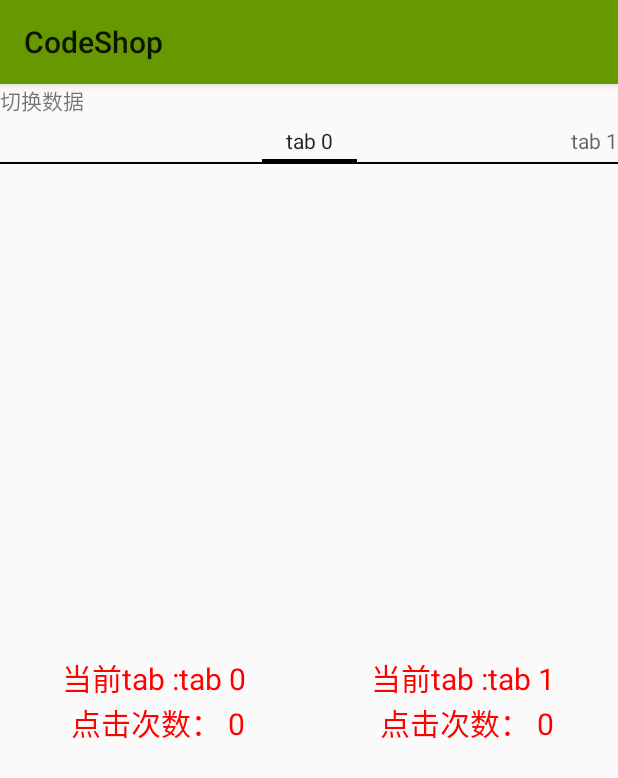
After one commit to binye33333/android, an Android app: the FragmentDataRefresh screen opened directly, with no data from a screen before it, on a phone screen of 412 x 824 dp. The commit adds this screen. Shown: the top 778 px of the screen. Run offline under Robolectric (Android 15) with nearby library versions, the phone set to English and light mode, and no system bars.

Commit message:
提交一个Viewpager的demo，配合源码分析的例子

```diff
--- a/app/src/main/AndroidManifest.xml
+++ b/app/src/main/AndroidManifest.xml
@@ -66,11 +66,15 @@
         <activity
             android:name=".viewpager.ViewPagerDemo"
             android:screenOrientation="portrait"
-            android:theme="@style/Theme.AppCompat.Light.NoActionBar" />
+            android:theme="@android:style/Theme.Holo.Light.DarkActionBar" />
         <activity
             android:name=".ProgressBarTest"
             android:screenOrientation="portrait" />
         <activity android:name=".BannerTabTest"></activity>
+
+        <activity
+            android:name=".FragmentDataRefresh"
+            android:screenOrientation="portrait" />
     </application>
 
 </manifest>
--- /dev/null
+++ b/app/src/main/java/com/teach/yo/codeshop/FragmentDataRefresh.java
@@ -0,0 +1,155 @@
+package com.teach.yo.codeshop;
+
+import android.os.Bundle;
+import android.support.annotation.Nullable;
+import android.support.v4.app.Fragment;
+import android.support.v4.app.FragmentManager;
+import android.support.v4.app.FragmentStatePagerAdapter;
+import android.support.v4.view.PagerTabStrip;
+import android.support.v4.view.ViewPager;
+import android.support.v7.app.AppCompatActivity;
+import android.view.View;
+import android.widget.TextView;
+
+import com.teach.yo.codeshop.adapter.FragmentAdapterRefresh;
+import com.teach.yo.codeshop.bean.FragmentInfo;
+
+import java.util.ArrayList;
+import java.util.List;
+
+/**
+ * Created by chenyou729 on 16/11/14.
+ */
+
+public class FragmentDataRefresh extends AppCompatActivity implements View.OnClickListener {
+
+
+    private FragmentAdapterRefresh mAdapter;
+
+    private ViewPager mViewPager;
+
+    private PagerTabStrip mPagerTabStrip;
+
+    private TextView mButton;
+
+    private List<FragmentInfo> mData = new ArrayList<>();
+
+    private int clickCount;
+
+    @Override
+    protected void onCreate(@Nullable Bundle savedInstanceState) {
+        super.onCreate(savedInstanceState);
+
+        setContentView(R.layout.test_fragment_pager_layout);
+
+
+        mButton = (TextView) findViewById(R.id.TextView);
+        mButton.setOnClickListener(this);
+        mViewPager = (ViewPager) findViewById(R.id.ViewPager);
+        mPagerTabStrip = (PagerTabStrip) findViewById(R.id.PagerTabStrip);
+
+        mAdapter = new FragmentAdapter(getSupportFragmentManager());
+        mViewPager.setAdapter(mAdapter);
+        changeData();
+    }
+
+    @Override
+    public void onClick(View v) {
+        switch (v.getId()) {
+            case R.id.TextView:
+                changeData();
+                break;
+        }
+
+    }
+
+    private void changeData() {
+        mData.clear();
+
+        if (clickCount % 2 == 0) {
+            for (int i = 0; i < 9; i++) {
+                FragmentInfo info = new FragmentInfo();
+                info.name = "tab " + i;
+                info.position = i;
+                info.id = i;
+                mData.add(info);
+            }
+        } else {
+            for (int i = 8; i >= 0; i--) {
+                FragmentInfo info = new FragmentInfo();
+                info.name = "tab " + i;
+                info.position = i;
+                info.id = i;
+                mData.add(info);
+            }
+        }
+
+        mAdapter.notifyDataSetChanged();
+        clickCount++;
+    }
+
+
+    class FragmentAdapter extends FragmentAdapterRefresh {
+
+        public FragmentAdapter(FragmentManager fm) {
+            super(fm);
+        }
+
+
+        @Override
+        protected int getKeyByPosition(int position) {
+            return mData.get(position).id;
+        }
+
+
+        @Override
+        protected int getPositionByKey(int key) {
+            for (int i = 0; i < mData.size(); i++) {
+                FragmentInfo info = mData.get(i);
+                if (info.id == key) {
+                    return i;
+                }
+            }
+            return super.getPositionByKey(key);
+        }
+
+        @Override
+        public Fragment getItem(int key) {
+            TextShowFragment fragment = new TextShowFragment();
+            Bundle bundle = new Bundle();
+            bundle.putSerializable(TextShowFragment.PARAM_KEY, mData.get(getPositionByKey(key)));
+            fragment.setArguments(bundle);
+            return fragment;
+        }
+
+        @Override
+        public int getCount() {
+            return mData.size();
+        }
+
+
+        @Override
+        public CharSequence getPageTitle(int position) {
+            return mData.get(position).name;
+        }
+
+        @Override
+        public float getPageWidth(int position) {
+            return 0.5f;
+        }
+
+        @Override
+        public int getItemPosition(Object object) {
+            TextShowFragment fragment = (TextShowFragment) object;
+            for (int i = 0; i < mData.size(); i++) {
+                FragmentInfo info = mData.get(i);
+                if (info.id == fragment.getFragmentInfo().id) {
+                    return i;
+                }
+            }
+            return POSITION_NONE;
+        }
+    }
+
+
+}
--- /dev/null
+++ b/app/src/main/java/com/teach/yo/codeshop/TextShowFragment.java
@@ -0,0 +1,63 @@
+package com.teach.yo.codeshop;
+
+import android.graphics.Color;
+import android.os.Bundle;
+import android.support.annotation.Nullable;
+import android.support.v4.app.Fragment;
+import android.view.Gravity;
+import android.view.LayoutInflater;
+import android.view.View;
+import android.view.ViewGroup;
+import android.widget.TextView;
+
+import com.teach.yo.codeshop.bean.FragmentInfo;
+
+/**
+ * Created by chenyou729 on 16/11/14.
+ */
+
+public class TextShowFragment extends Fragment {
+
+    public static final String PARAM_KEY = "param_key";
+
+    private TextView textView;
+    private FragmentInfo mFragmentInfo;
+    private int clickCount;
+
+
+    @Nullable
+    @Override
+    public View onCreateView(LayoutInflater inflater, @Nullable ViewGroup container, @Nullable Bundle savedInstanceState) {
+        textView = new TextView(getContext());
+        textView.setOnClickListener(new View.OnClickListener() {
+            @Override
+            public void onClick(View v) {
+                clickCount++;
+                showText();
+
+            }
+        });
+        ViewGroup.LayoutParams params = new ViewGroup.LayoutParams(ViewGroup.LayoutParams.WRAP_CONTENT, ViewGroup.LayoutParams.WRAP_CONTENT);
+        textView.setLayoutParams(params);
+        textView.setGravity(Gravity.CENTER);
+        textView.setTextSize(20);
+        textView.setTextColor(Color.RED);
+        return textView;
+    }
+
+    @Override
+    public void onActivityCreated(@Nullable Bundle savedInstanceState) {
+        super.onActivityCreated(savedInstanceState);
+
+        mFragmentInfo = (FragmentInfo) getArguments().getSerializable(PARAM_KEY);
+        showText();
+    }
+
+    public FragmentInfo getFragmentInfo() {
+        return mFragmentInfo;
+    }
+
+    private void showText() {
+        textView.setText(String.format("当前tab :%s\n 点击次数： %d", mFragmentInfo.name, clickCount));
+    }
+}
--- /dev/null
+++ b/app/src/main/java/com/teach/yo/codeshop/adapter/FragmentAdapterRefresh.java
@@ -0,0 +1,236 @@
+package com.teach.yo.codeshop.adapter;/*
+ * Copyright (C) 2011 The Android Open Source Project
+ *
+ * Licensed under the Apache License, Version 2.0 (the "License");
+ * you may not use this file except in compliance with the License.
+ * You may obtain a copy of the License at
+ *
+ *      http://www.apache.org/licenses/LICENSE-2.0
+ *
+ * Unless required by applicable law or agreed to in writing, software
+ * distributed under the License is distributed on an "AS IS" BASIS,
+ * WITHOUT WARRANTIES OR CONDITIONS OF ANY KIND, either express or implied.
+ * See the License for the specific language governing permissions and
+ * limitations under the License.
+ */
+
+
+import android.os.Bundle;
+import android.os.Parcelable;
+import android.support.v4.app.Fragment;
+import android.support.v4.app.FragmentManager;
+import android.support.v4.app.FragmentTransaction;
+import android.support.v4.view.PagerAdapter;
+import android.util.Log;
+import android.view.View;
+import android.view.ViewGroup;
+
+import java.util.ArrayList;
+
+/**
+ * Implementation of {@link android.support.v4.view.PagerAdapter} that
+ * uses a {@link Fragment} to manage each page. This class also handles
+ * saving and restoring of fragment's state.
+ * <p>
+ * <p>This version of the pager is more useful when there are a large number
+ * of pages, working more like a list view.  When pages are not visible to
+ * the user, their entire fragment may be destroyed, only keeping the saved
+ * state of that fragment.  This allows the pager to hold on to much less
+ * memory associated with each visited page as compared to
+ * {@link } at the cost of potentially more overhead when
+ * switching between pages.
+ * <p>
+ * <p>When using FragmentPagerAdapter the host ViewPager must have a
+ * valid ID set.</p>
+ * <p>
+ * <p>Subclasses only need to implement {@link #getItem(int)}
+ * and {@link #getCount()} to have a working adapter.
+ * <p>
+ * <p>Here is an example implementation of a pager containing fragments of
+ * lists:
+ * <p>
+ * {@sample development/samples/Support13Demos/src/com/example/android/supportv13/app/FragmentStatePagerSupport.java
+ * complete}
+ * <p>
+ * <p>The <code>R.layout.fragment_pager</code> resource of the top-level fragment is:
+ * <p>
+ * {@sample development/samples/Support13Demos/res/layout/fragment_pager.xml
+ * complete}
+ * <p>
+ * <p>The <code>R.layout.fragment_pager_list</code> resource containing each
+ * individual fragment's layout is:
+ * <p>
+ * {@sample development/samples/Support13Demos/res/layout/fragment_pager_list.xml
+ * complete}
+ */
+public abstract class FragmentAdapterRefresh extends PagerAdapter {
+    protected final FragmentManager mFragmentManager;
+    protected FragmentTransaction mCurTransaction = null;
+
+    protected ArrayList<Fragment.SavedState> mSavedState = new ArrayList<Fragment.SavedState>();
+    protected ArrayList<Fragment> mFragments = new ArrayList<Fragment>();
+    protected Fragment mCurrentPrimaryItem = null;
+
+    public FragmentAdapterRefresh(FragmentManager fm) {
+        mFragmentManager = fm;
+    }
+
+    /**
+     * Return the Fragment associated with a specified position.
+     */
+    public abstract Fragment getItem(int position);
+
+    @Override
+    public void startUpdate(ViewGroup container) {
+        if (container.getId() == View.NO_ID) {
+            throw new IllegalStateException("ViewPager with adapter " + this
+                    + " requires a view id");
+        }
+    }
+
+
+    protected int getKeyByPosition(int position) {
+
+        return position;
+    }
+
+
+    protected int getPositionByKey(int key) {
+
+        return key;
+    }
+
+    @Override
+    public Object instantiateItem(ViewGroup container, int position) {
+        position = getKeyByPosition(position);
+
+        if (mCurTransaction == null) {
+            mCurTransaction = mFragmentManager.beginTransaction();
+        }
+
+        if(mFragments.size()>position){
+            Fragment oldFragment = mFragments.get(position);
+            if (oldFragment != null) {
+                mCurTransaction.add(container.getId(), oldFragment);
+                return oldFragment;
+            }
+        }
+
+        Fragment fragment = getItem(position);
+        if (mSavedState.size() > position) {
+            Fragment.SavedState fss = mSavedState.get(position);
+            if (fss != null) {
+                fragment.setInitialSavedState(fss);
+            }
+        }
+        while (mFragments.size() <= position) {
+            mFragments.add(null);
+        }
+        fragment.setMenuVisibility(false);
+        fragment.setUserVisibleHint(false);
+        mFragments.set(position, fragment);
+        mCurTransaction.add(container.getId(), fragment);
+
+        return fragment;
+    }
+
+    @Override
+    public void destroyItem(ViewGroup container, int position, Object object) {
+
+        position = getKeyByPosition(position);
+
+        Fragment fragment = (Fragment) object;
+
+        if (mCurTransaction == null) {
+            mCurTransaction = mFragmentManager.beginTransaction();
+        }
+        while (mSavedState.size() <= position) {
+            mSavedState.add(null);
+        }
+        mSavedState.set(position, fragment.isAdded()
+                ? mFragmentManager.saveFragmentInstanceState(fragment) : null);
+        mCurTransaction.remove(fragment);
+    }
+
+    @Override
+    public void setPrimaryItem(ViewGroup container, int position, Object object) {
+        Fragment fragment = (Fragment) object;
+        if (fragment != mCurrentPrimaryItem) {
+            if (mCurrentPrimaryItem != null) {
+                mCurrentPrimaryItem.setMenuVisibility(false);
+                mCurrentPrimaryItem.setUserVisibleHint(false);
+            }
+            if (fragment != null) {
+                fragment.setMenuVisibility(true);
+                fragment.setUserVisibleHint(true);
+            }
+            mCurrentPrimaryItem = fragment;
+        }
+    }
+
+    @Override
+    public void finishUpdate(ViewGroup container) {
+        if (mCurTransaction != null) {
+            mCurTransaction.commitNowAllowingStateLoss();
+            mCurTransaction = null;
+        }
+    }
+
+    @Override
+    public boolean isViewFromObject(View view, Object object) {
+        return ((Fragment) object).getView() == view;
+    }
+
+    @Override
+    public Parcelable saveState() {
+        Bundle state = null;
+        if (mSavedState.size() > 0) {
+            state = new Bundle();
+            Fragment.SavedState[] fss = new Fragment.SavedState[mSavedState.size()];
+            mSavedState.toArray(fss);
+            state.putParcelableArray("states", fss);
+        }
+        for (int i = 0; i < mFragments.size(); i++) {
+            Fragment f = mFragments.get(i);
+            if (f != null && f.isAdded()) {
+                if (state == null) {
+                    state = new Bundle();
+                }
+                String key = "f" + i;
+                mFragmentManager.putFragment(state, key, f);
+            }
+        }
+        return state;
+    }
+
+    @Override
+    public void restoreState(Parcelable state, ClassLoader loader) {
+        if (state != null) {
+            Bundle bundle = (Bundle) state;
+            bundle.setClassLoader(loader);
+            Parcelable[] fss = bundle.getParcelableArray("states");
+            mSavedState.clear();
+            mFragments.clear();
+            if (fss != null) {
+                for (int i = 0; i < fss.length; i++) {
+                    mSavedState.add((Fragment.SavedState) fss[i]);
+                }
+            }
+            Iterable<String> keys = bundle.keySet();
+            for (String key : keys) {
+                if (key.startsWith("f")) {
+                    int index = Integer.parseInt(key.substring(1));
+                    Fragment f = mFragmentManager.getFragment(bundle, key);
+                    if (f != null) {
+                        while (mFragments.size() <= index) {
+                            mFragments.add(null);
+                        }
+                        f.setMenuVisibility(false);
+                        mFragments.set(index, f);
+                    } else {
+                    }
+                }
+            }
+        }
+    }
+}
--- /dev/null
+++ b/app/src/main/java/com/teach/yo/codeshop/bean/FragmentInfo.java
@@ -0,0 +1,14 @@
+package com.teach.yo.codeshop.bean;
+
+import java.io.Serializable;
+
+/**
+ * Created by chenyou729 on 16/11/14.
+ */
+
+public class FragmentInfo implements Serializable {
+    private static final long serialVersionUID = 7776138453371312800L;
+    public int position;
+    public int id;
+    public String name;
+}
--- /dev/null
+++ b/app/src/main/res/layout/test_fragment_pager_layout.xml
@@ -0,0 +1,27 @@
+<?xml version="1.0" encoding="utf-8"?>
+<LinearLayout xmlns:android="http://schemas.android.com/apk/res/android"
+    android:layout_width="match_parent"
+    android:layout_height="match_parent"
+    android:orientation="vertical">
+
+    <TextView
+        android:id="@+id/TextView"
+        android:layout_width="wrap_content"
+        android:layout_height="wrap_content"
+        android:text="切换数据" />
+
+
+    <android.support.v4.view.ViewPager
+        android:id="@+id/ViewPager"
+        android:layout_width="match_parent"
+        android:layout_height="match_parent">
+
+        <android.support.v4.view.PagerTabStrip
+            android:id="@+id/PagerTabStrip"
+            android:layout_width="match_parent"
+            android:layout_height="wrap_content"
+            android:layout_gravity="top"></android.support.v4.view.PagerTabStrip>
+
+    </android.support.v4.view.ViewPager>
+
+</LinearLayout>
--- /dev/null
+++ b/plugin/src/main/resources/META-INF/gradle-plugins/com.chenyoyo.plugin.properties
@@ -0,0 +1 @@
+implementation-class=com.chenyoyo.plugin.PluginImpl
--- a/settings.gradle
+++ b/settings.gradle
@@ -1 +1 @@
-include ':app', ':toollibrary'
+include ':app', ':toollibrary', ':plugin'
```
Also changed, not shown: app/src/main/java/com/teach/yo/codeshop/ActivityMain.java (+7 -5 lines), app/src/main/java/com/teach/yo/codeshop/BannerTabTest.java (+19 -26 lines), app/src/main/java/com/teach/yo/codeshop/ListFragment.java (+51 -16 lines), app/src/main/java/com/teach/yo/codeshop/viewpager/ViewPagerDemo.java (+7 -9 lines), app/src/main/res/layout/activity_viewpager_demo_layout.xml (+10 -7 lines), app/src/main/res/layout/item_pager_layout.xml (+5 -7 lines), build.gradle (+6 -1 lines), plugin/build.gradle (added, +22 -0 lines), app/src/main/res/mipmap-xxhdpi/icon_post_card.jpeg (added), gradle/wrapper/gradle-wrapper.properties, 1 other file.
